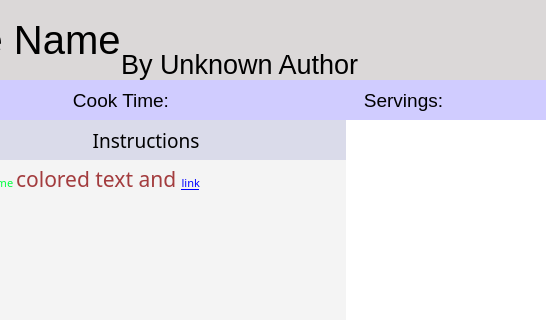
The window that gui/mainwindow.ui (andrewlalis/RecipeDB) describes before a commit, drawn with Qt 5; both pictures show x 454 to 1000 and y 0 to 320 of the 1000 by 500 pixel window.
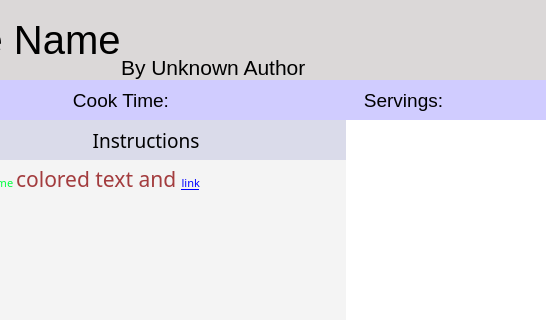
The same window after the commit. Icons and pictures are not drawn. Custom widgets are drawn as their Qt base class.

Commit message: Fixed author name not showing up.

```diff
--- a/gui/mainwindow.ui
+++ b/gui/mainwindow.ui
@@ -373,7 +373,7 @@
             </property>
             <property name="font">
              <font>
-              <pointsize>20</pointsize>
+              <pointsize>16</pointsize>
              </font>
             </property>
             <property name="text">
```
The commit also changes 1 other file.
